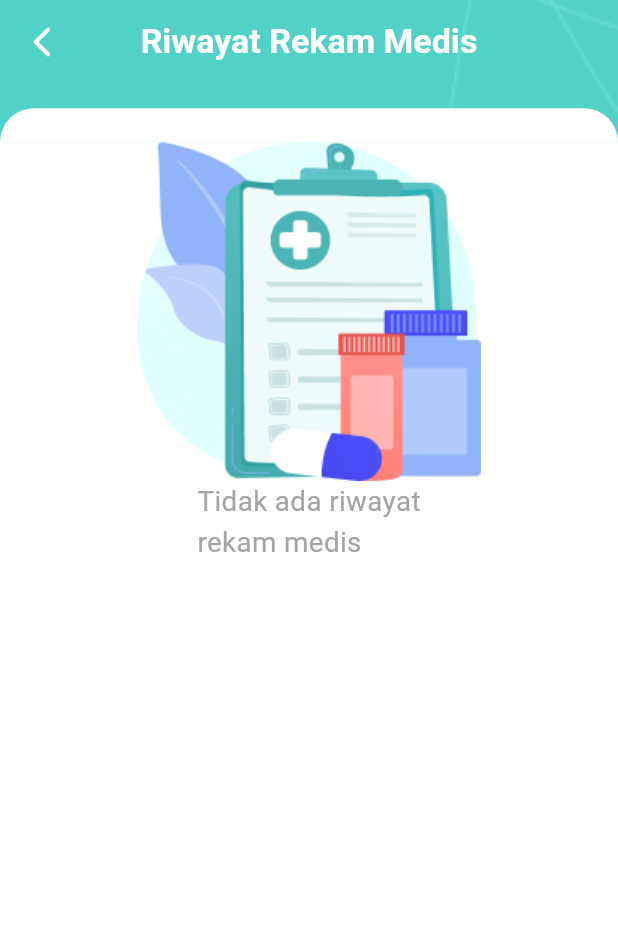
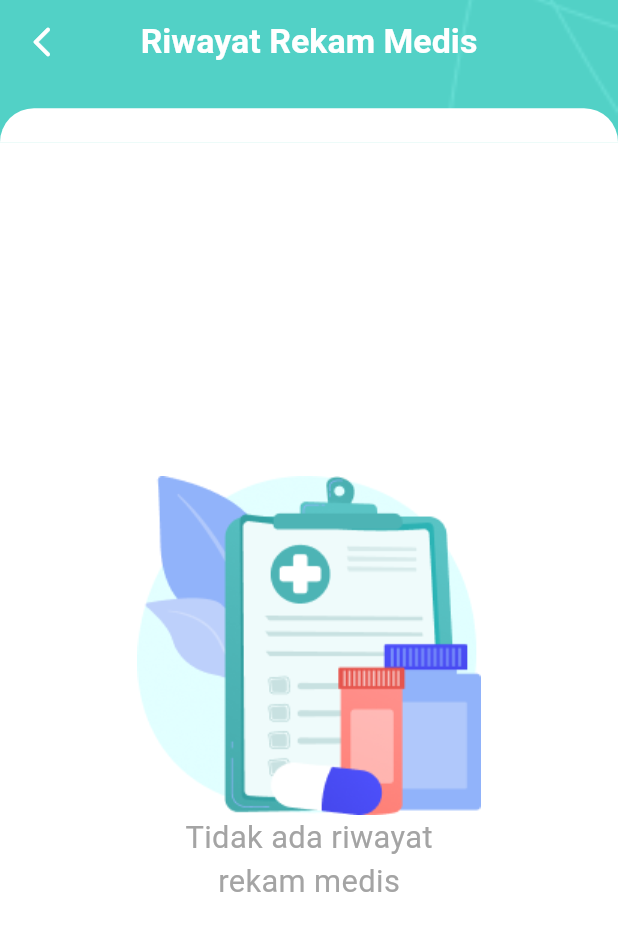
Before and after one commit to Ilhamroe/medical_record_mobile, a Flutter app: the MedicalHistory screen opened directly, on a phone screen of 412 x 824 dp. Shown: the top 931 px of the screen. Run offline on Flutter 3.47's test engine with Material 3 defaults, Android fonts, the light colour scheme and no system bars; our stand-ins replace camera, dio, flutter_screenutil, flutter_svg, fluttertoast, marquee and 1 more; accounts and stored records are empty; project files that could hold a hidden picture were left out.

Commit message:
partial fix

```diff
--- a/lib/pages/user/medical_record_history.dart
+++ b/lib/pages/user/medical_record_history.dart
@@ -1,5 +1,8 @@
+import 'package:e_klinik_pens/models/faq_list.dart';
+import 'package:e_klinik_pens/models/schedule_doctor_list.dart';
 import 'package:e_klinik_pens/utils/color.dart';
 import 'package:flutter/material.dart';
+import 'package:flutter_screenutil/flutter_screenutil.dart';
 
 class MedicalHistory extends StatefulWidget {
   const MedicalHistory({super.key});
@@ -9,6 +12,7 @@ class MedicalHistory extends StatefulWidget {
 }
 
 class _MedicalHistoryState extends State<MedicalHistory> {
+  final int contoh=0;
   @override
   Widget build(BuildContext context) {
     return Scaffold(
@@ -53,26 +57,71 @@ class _MedicalHistoryState extends State<MedicalHistory> {
               )
             ),
           ),
-          SliverList(
-            delegate: SliverChildListDelegate(
-              [
-                Center(
+          contoh == 1
+            ? SliverList(
+                delegate: SliverChildBuilderDelegate(
+                (context, index) {
+                  final faqTile= faqTiles[index];
+                  return Column(
+                    children: [
+                      ExpansionTile(
+                        tilePadding: const EdgeInsets.only(left: 35, top: 7.5, bottom: 7.5, right: 25).r,
+                        childrenPadding: const EdgeInsets.only(left: 25).r,
+                        title: faqTile.title,
+                        shape: const RoundedRectangleBorder(
+                          side: BorderSide.none
+                        ),
+                        collapsedIconColor: themeDark,
+                        iconColor: themeDark,
+                        children: [
+                          ListTile(
+                            title: faqTile.desc,
+                          )
+                        ],
+                      ),
+                      const Divider(
+                        color: divider,
+                      )
+                    ],
+                  );
+                },
+                childCount: faqTiles.length,
+              ),
+            )
+          : SliverFillRemaining(
+            child: Center(
               child: Column(
                 mainAxisAlignment: MainAxisAlignment.center,
                 children: [
                   Image.asset("assets/images/record.png"),
+                  Row(
+                    mainAxisAlignment: MainAxisAlignment.center,
+                    children: [
                       Text(
-                        "Tidak ada riwayat\nrekam medis", style: TextStyle(
+                        "Tidak ada riwayat",
+                        style: TextStyle(
                           color: silverChalice,
-                          fontSize: MediaQuery.of(context).size.width * 0.045
+                          fontSize: 18.sp
                         ),
+                      ),
+                    ],
+                  ),
+                  Row(
+                    mainAxisAlignment: MainAxisAlignment.center,
+                    children: [
+                      Text(
+                        "rekam medis",
+                        style: TextStyle(
+                          color: silverChalice,
+                          fontSize: 18.sp
+                        ),
+                      )
+                    ],
                   )
                 ],
               ),
             ),
-              ]
           )
-          ),
         ],
       ),
     );
--- a/lib/pages/user/profile_page.dart
+++ b/lib/pages/user/profile_page.dart
@@ -1,10 +1,8 @@
 import 'package:e_klinik_pens/models/homepages_tile.dart';
 import 'package:e_klinik_pens/models/user_profiles.dart';
-import 'package:e_klinik_pens/pages/user/bottom_navbar_user.dart';
 import 'package:e_klinik_pens/utils/color.dart';
 import 'package:e_klinik_pens/utils/user_profiles.dart';
 import 'package:e_klinik_pens/widgets/common/exit_modals.dart';
-import 'package:e_klinik_pens/widgets/profiles/profile_tiles.dart';
 import 'package:flutter/material.dart';
 import 'package:flutter_screenutil/flutter_screenutil.dart';
 import 'package:e_klinik_pens/widgets/profiles/profile.dart';
--- a/lib/widgets/common/exit_modals.dart
+++ b/lib/widgets/common/exit_modals.dart
@@ -1,6 +1,7 @@
 import 'package:e_klinik_pens/utils/color.dart';
 import 'package:e_klinik_pens/widgets/profiles/profile.dart';
 import 'package:flutter/material.dart';
+import 'package:flutter_screenutil/flutter_screenutil.dart';
 
 class ExitModals{
     static Future<bool> onBackButtonPressed(BuildContext context) async{
@@ -80,7 +81,7 @@ class ExitModals{
                     ),
                     child: Text(
                       "Kembali", style: TextStyle(
-                        fontSize: 18
+                        fontSize: 18.sp
                       ),
                     ),
                   ),
```
Also changed, not shown: lib/pages/user/bottom_navbar_user.dart (+10 -11 lines), lib/widgets/common/schedule_doctor.dart (+23 -12 lines), lib/widgets/tambahan/sukses.dart (deleted, +0 -87 lines). Lines whose indentation alone changed are shown as unchanged.
